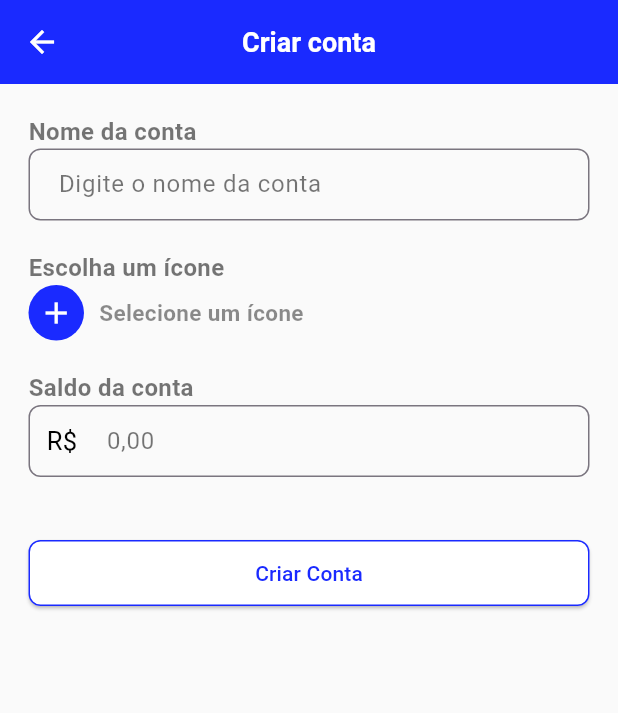
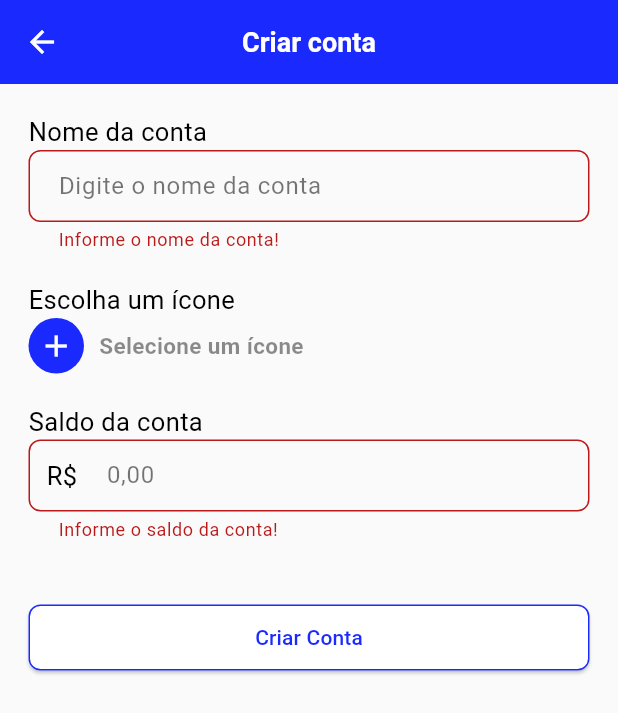
Before and after one commit to melquetrindade/financas-pessoais, a Flutter app: the CriarContaPage screen opened directly, after a tap on "Criar Conta", on a phone screen of 412 x 824 dp. Shown: the top 713 px of the screen. Run offline on Flutter 3.47's test engine with Material 3 defaults, Android fonts, the phone set to English and light mode, and no system bars; our stand-ins replace lottie.

Commit message:
fazendo algumas correções na pag de criar conta e add algumas validações no form

```diff
--- a/financas_pessoais/lib/pages/criarConta.dart
+++ b/financas_pessoais/lib/pages/criarConta.dart
@@ -1,5 +1,6 @@
 import 'package:financas_pessoais/constants/app_colors.dart';
 import 'package:financas_pessoais/repository/bancos.dart';
+import 'package:financas_pessoais/utils/validador.dart';
 import 'package:flutter/material.dart';
 
 class CriarContaPage extends StatefulWidget {
@@ -11,11 +12,14 @@ class CriarContaPage extends StatefulWidget {
 
 class _CriarContaPageState extends State<CriarContaPage> {
   final RepositoryBanco repositoryBanco = RepositoryBanco();
+  final formKey = GlobalKey<FormState>();
+  final nome = TextEditingController();
+  final saldo = TextEditingController();
 
   void mostarModal(BuildContext context) {
     showModalBottomSheet(
       context: context,
-      isScrollControlled: true, // importante para permitir altura maior que 50%
+      isScrollControlled: true,
       backgroundColor: Colors.transparent,
       builder: (context) {
         return DraggableScrollableSheet(
@@ -29,8 +33,7 @@ class _CriarContaPageState extends State<CriarContaPage> {
                 borderRadius: BorderRadius.vertical(top: Radius.circular(20)),
               ),
               child: SingleChildScrollView(
-                controller:
-                    scrollController, // importante para scroll funcionar
+                controller: scrollController,
                 child: Padding(
                   padding: const EdgeInsets.all(16.0),
                   child: modal(),
@@ -62,6 +65,10 @@ class _CriarContaPageState extends State<CriarContaPage> {
             padding: const EdgeInsets.symmetric(horizontal: 19),
             child: Column(
               children: [
+                Form(
+                  key: formKey,
+                  child: Column(
+                    children: [
                       Padding(
                         padding: const EdgeInsets.only(top: 20),
                         child: Align(
@@ -69,19 +76,21 @@ class _CriarContaPageState extends State<CriarContaPage> {
                           child: Text(
                             "Nome da conta",
                             style: TextStyle(
-                          color: Colors.black54,
-                          fontWeight: FontWeight.w700,
-                          fontSize: 16),
+                                color: Colors.black,
+                                fontWeight: FontWeight.w400,
+                                fontSize: 17),
                           ),
                         ),
                       ),
                       TextFormField(
+                        controller: nome,
                         decoration: InputDecoration(
                           hintText: 'Digite o nome da conta',
                           hintStyle: TextStyle(
-                        fontWeight: FontWeight.w400, color: Colors.black54),
-                    contentPadding:
-                        EdgeInsets.symmetric(horizontal: 16, vertical: 10),
+                              fontWeight: FontWeight.w400,
+                              color: Colors.black54),
+                          contentPadding: EdgeInsets.symmetric(
+                              horizontal: 16, vertical: 10),
                           border: OutlineInputBorder(
                             borderRadius: BorderRadius.circular(8),
                             borderSide: BorderSide(color: Colors.black54),
@@ -91,6 +100,7 @@ class _CriarContaPageState extends State<CriarContaPage> {
                             borderSide: BorderSide(color: Colors.black54),
                           ),
                         ),
+                        validator: (value) => Validador.validatorNomeConta(value)
                       ),
                       Padding(
                         padding: const EdgeInsets.only(top: 20),
@@ -99,9 +109,9 @@ class _CriarContaPageState extends State<CriarContaPage> {
                           child: Text(
                             "Escolha um ícone",
                             style: TextStyle(
-                          color: Colors.black54,
-                          fontWeight: FontWeight.w700,
-                          fontSize: 16),
+                                color: Colors.black,
+                                fontWeight: FontWeight.w400,
+                                fontSize: 17),
                           ),
                         ),
                       ),
@@ -141,27 +151,29 @@ class _CriarContaPageState extends State<CriarContaPage> {
                           child: Text(
                             "Saldo da conta",
                             style: TextStyle(
-                          color: Colors.black54,
-                          fontWeight: FontWeight.w700,
-                          fontSize: 16),
+                                color: Colors.black,
+                                fontWeight: FontWeight.w400,
+                                fontSize: 17),
                           ),
                         ),
                       ),
                       TextFormField(
+                        controller: saldo,
                         decoration: InputDecoration(
                           hintText: '0,00',
                           prefixIcon: Padding(
-                      padding:
-                          const EdgeInsets.only(left: 12, top: 12),
+                            padding: const EdgeInsets.only(left: 12, top: 12),
                             child: Text(
                               'R\$',
-                        style: TextStyle(color: Colors.black, fontSize: 17),
+                              style:
+                                  TextStyle(color: Colors.black, fontSize: 17),
                             ),
                           ),
                           hintStyle: TextStyle(
-                        fontWeight: FontWeight.w400, color: Colors.black54),
-                    contentPadding:
-                        EdgeInsets.symmetric(horizontal: 16, vertical: 10),
+                              fontWeight: FontWeight.w400,
+                              color: Colors.black54),
+                          contentPadding: EdgeInsets.symmetric(
+                              horizontal: 16, vertical: 10),
                           border: OutlineInputBorder(
                             borderRadius: BorderRadius.circular(8),
                             borderSide: BorderSide(color: Colors.black54),
@@ -171,6 +183,11 @@ class _CriarContaPageState extends State<CriarContaPage> {
                             borderSide: BorderSide(color: Colors.black54),
                           ),
                         ),
+                        keyboardType: TextInputType.number,
+                        validator: (value) => Validador.validatorSaldoConta(value)
+                      ),
+                    ],
+                  ),
                 ),
                 Padding(
                   padding: const EdgeInsets.only(top: 40),
@@ -179,6 +196,11 @@ class _CriarContaPageState extends State<CriarContaPage> {
                     child: ElevatedButton(
                         onPressed: () {
                           print("Cadastrar");
+                          if (formKey.currentState!.validate()) {
+                            print("tudo ok");
+                          } else {
+                            print("error");
+                          }
                         },
                         style: ElevatedButton.styleFrom(
                           backgroundColor: Colors.white,
--- a/financas_pessoais/lib/utils/validador.dart
+++ b/financas_pessoais/lib/utils/validador.dart
@@ -40,4 +40,27 @@ class Validador {
     }
     return null;
   }
+
+  static String? validatorNomeConta(String? value) {
+    final condition = RegExp(r"^[a-zA-Z0-9áÁéÉíÍóÓúÚâÂêÊîÎôÔûÛãÃõÕçÇäÄëËïÏöÖüÜàÀèÈìÌòÒùÙñÑ]+$");
+    if (value!.isEmpty) {
+      return "Informe o nome da conta!";
+    } else if (condition.hasMatch(value) == false) {
+      return "Nome inválido, apenas letras e números!";
+    }
+    return null;
+  }
+
+  static String? validatorSaldoConta(String? value) {
+    final condition = RegExp(r'^[0-9]+$');
+    if (value!.isEmpty) {
+      return "Informe o saldo da conta!";
+    } else if (condition.hasMatch(value) == false) {
+      return "Nome inválido, tente novamente!";
+    }
+    return null;
+  }
+
+  //final condition = RegExp(r'^[0-9]+$');
+
 }
--- a/financas_pessoais/pubspec.yaml
+++ b/financas_pessoais/pubspec.yaml
@@ -31,6 +31,7 @@ dependencies:
   flutter:
     sdk: flutter
   lottie:
+  flutter_multi_formatter: ^2.13.7
 
   # The following adds the Cupertino Icons font to your application.
   # Use with the CupertinoIcons class for iOS style icons.
```
Also changed, not shown: financas_pessoais/lib/pages/contaPage.dart (deleted, +0 -19 lines), financas_pessoais/lib/pages/homeControllerPage.dart (+2 -22 lines), financas_pessoais/lib/pages/lancamentosPage.dart (added, +19 -0 lines), financas_pessoais/pubspec.lock. Lines whose indentation alone changed are shown as unchanged.
